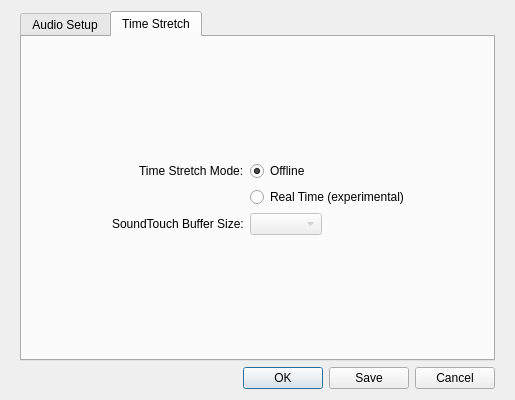
Qt form src/audiosetupdialog.ui (rock-hopper/shuriken) before a commit.
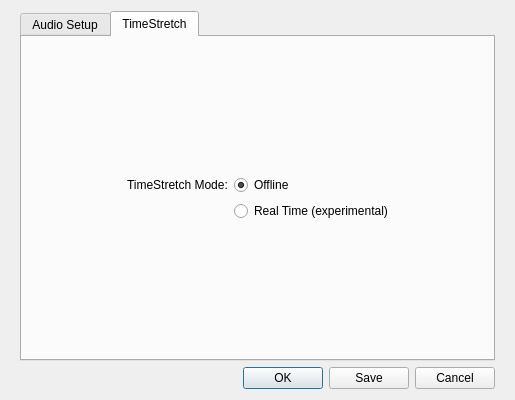
The same form after that commit. The open tabs and pages were chosen to show the change.

Diff of the .ui file:
```diff
--- a/src/audiosetupdialog.ui
+++ b/src/audiosetupdialog.ui
@@ -142,7 +142,7 @@
      </widget>
      <widget class="QWidget" name="tab_TimeStretch">
       <attribute name="title">
-       <string>Time Stretch</string>
+       <string>TimeStretch</string>
       </attribute>
       <layout class="QFormLayout" name="formLayout_2">
        <property name="fieldGrowthPolicy">
@@ -157,7 +157,7 @@
        <item row="0" column="0">
         <widget class="QLabel" name="label_2">
          <property name="text">
-          <string>Time Stretch Mode:</string>
+          <string>TimeStretch Mode:</string>
          </property>
         </widget>
        </item>
@@ -178,20 +178,6 @@
          </property>
         </widget>
        </item>
-       <item row="2" column="0">
-        <widget class="QLabel" name="label">
-         <property name="text">
-          <string>SoundTouch Buffer Size:</string>
-         </property>
-        </widget>
-       </item>
-       <item row="2" column="1">
-        <widget class="QComboBox" name="comboBox_STBufferSize">
-         <property name="enabled">
-          <bool>false</bool>
-         </property>
-        </widget>
-       </item>
       </layout>
      </widget>
     </widget>
```
